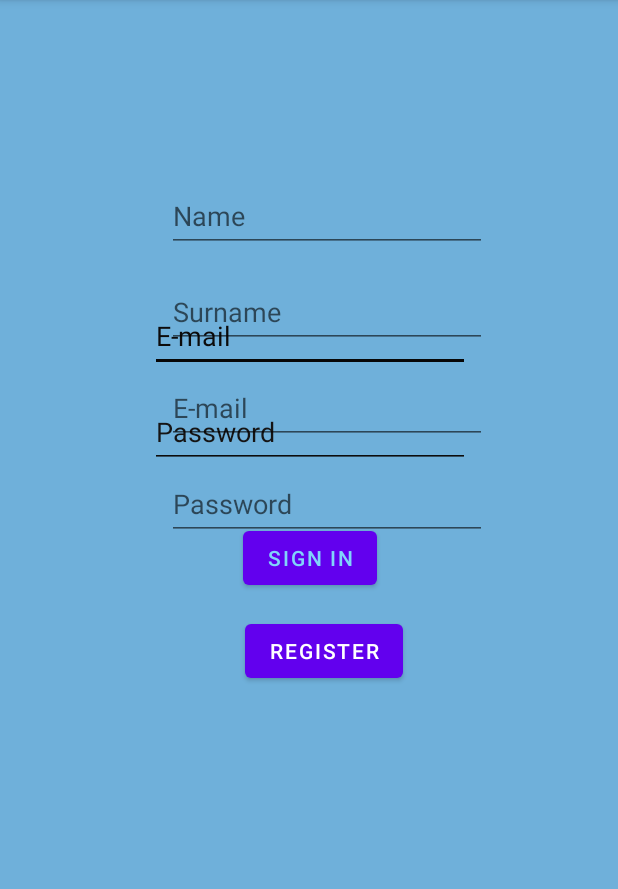
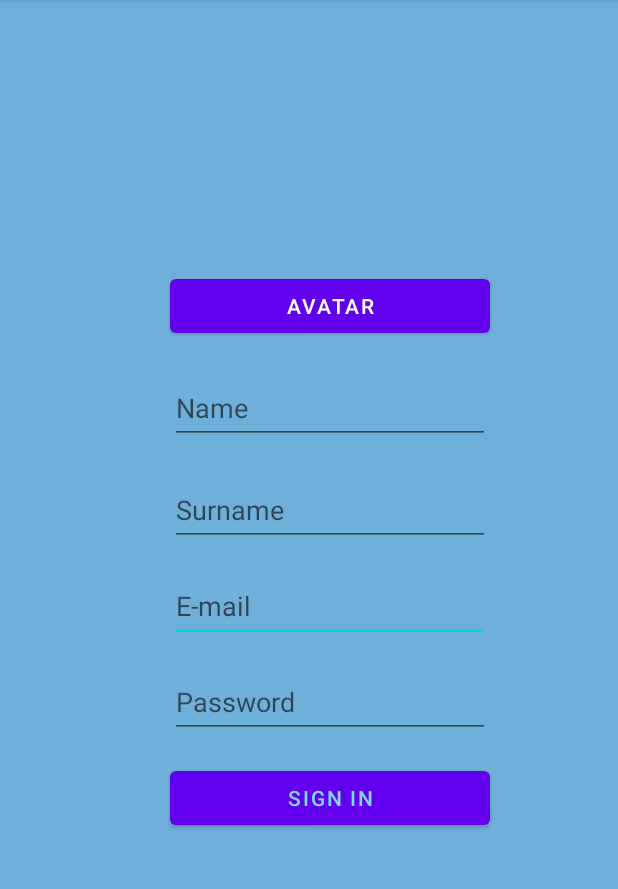
Before and after one commit to Joji-Moji/Log.Pass_without_BD, an Android app: the screen it shows after launch (MainActivity2), after a tap on "REGISTER", on a phone screen of 412 x 824 dp, the part 84-973 px from its top. Run offline under Robolectric (Android 15) with nearby library versions, the phone set to English and light mode, and no system bars.

Commit message:
problem with visible and resultCode

```diff
--- a/app/src/main/java/com/example/myfirsttestproj/Constance/Constance_key.kt
+++ b/app/src/main/java/com/example/myfirsttestproj/Constance/Constance_key.kt
@@ -1,6 +1,8 @@
 package com.example.myfirsttestproj.Constance
 
 object Constance_key {
-    const val keySingIn = "key"
-    const val keyRegister = "key1"
+    const val keySingIn = "signIn"
+    const val keyRegister = "register"
+    const val keyStateSignIn = "state1"
+    const val keyStateRegister = "state2"
 }
--- a/app/src/main/java/com/example/myfirsttestproj/MainActivity.kt
+++ b/app/src/main/java/com/example/myfirsttestproj/MainActivity.kt
@@ -9,9 +9,17 @@ import androidx.activity.result.ActivityResultLauncher
 import androidx.activity.result.contract.ActivityResultContracts
 import com.example.myfirsttestproj.Constance.Constance_key.keyRegister
 import com.example.myfirsttestproj.Constance.Constance_key.keySingIn
+import com.example.myfirsttestproj.Constance.Constance_key.keyStateSignIn
 import com.example.myfirsttestproj.databinding.ActivityMainBinding
 
 class MainActivity : AppCompatActivity() {
+
+    private var name = "empty"
+    private var surname = "empty"
+    private var email = "empty"
+    private var password = "empty"
+    private var avatarImageId = 0 // нужно для получения картинки, в папке drawble получаем числа поэтому Int
+
 
 private lateinit var viewBinding: ActivityMainBinding
 
@@ -26,14 +34,14 @@ private var launcherRegister: ActivityResultLauncher<Intent>? = null //созд
         launcherLogin = registerForActivityResult(ActivityResultContracts.StartActivityForResult()) {// регистрирует
                 result: ActivityResult ->
             if (result.resultCode == RESULT_OK) {//если всё окей то получит результат
-                val text = result.data?.getStringExtra("$keySingIn")
+                val text = result.data?.getStringExtra("$keySingIn", "$keyStateSignIn")
             }
         }
 
         launcherRegister = registerForActivityResult(ActivityResultContracts.StartActivityForResult()){// регистрирует
             result : ActivityResult ->
             if (result.resultCode == RESULT_OK){//если всё окей то получит результат
-                val text = result.data?.getStringExtra("$keyRegister")
+                val text = result.data?.getStringExtra("$keyRegister", "$keyRegister")
             }
         }
 
@@ -46,6 +54,5 @@ private var launcherRegister: ActivityResultLauncher<Intent>? = null //созд
 
     fun onClickRegister (view: View){
         launcherRegister?.launch(Intent(this, MainActivity2::class.java))
-
     }
 }
--- a/app/src/main/java/com/example/myfirsttestproj/MainActivity2.kt
+++ b/app/src/main/java/com/example/myfirsttestproj/MainActivity2.kt
@@ -4,9 +4,11 @@ import android.content.Intent
 import androidx.appcompat.app.AppCompatActivity
 import android.os.Bundle
 import android.view.View
+import com.example.myfirsttestproj.Constance.Constance_key
 import com.example.myfirsttestproj.Constance.Constance_key.keyRegister
 import com.example.myfirsttestproj.databinding.ActivityMain2Binding
 import com.example.myfirsttestproj.Constance.Constance_key.keySingIn
+import com.example.myfirsttestproj.Constance.Constance_key.keyState
 
 
 class MainActivity2 : AppCompatActivity() {
@@ -17,14 +19,8 @@ class MainActivity2 : AppCompatActivity() {
         super.onCreate(savedInstanceState)
         viewBanding2 = ActivityMain2Binding.inflate(layoutInflater)
         setContentView(viewBanding2.root)
-        val signIn = intent.getBooleanExtra("$keySingIn", true)
-        val register = intent.getBooleanExtra("$keyRegister", true)
-        when(signIn){
-            true -> viewBanding2.layoutSignIn.visibility = View.VISIBLE
-        }
-        when (register){
-            true -> viewBanding2.layoutRegister.visibility = View.VISIBLE
-        }
+        var signIn = intent.getStringExtra("$keySingIn")
+        val register = intent.getStringExtra("$keyRegister")
 
 
     }
@@ -34,9 +30,8 @@ class MainActivity2 : AppCompatActivity() {
         setResult(RESULT_OK, Intent())
         finish()
 
-    }fun onClickRegister(view: View){
-        Intent().putExtra("$keyRegister", "")
-        setResult(RESULT_OK, Intent())
-        finish()
+    }
+    fun onClickAvatar(view: View){
+        viewBanding2.imageView.visibility = View.VISIBLE
     }
 }
--- a/app/src/main/res/layout/activity_main.xml
+++ b/app/src/main/res/layout/activity_main.xml
@@ -9,28 +9,52 @@
 
     <Button
         android:id="@+id/buttonSignIn"
-        android:layout_width="wrap_content"
-        android:layout_height="wrap_content"
-        android:layout_marginTop="356dp"
+        android:layout_width="0dp"
+        android:layout_height="60dp"
+        android:layout_marginBottom="24dp"
         android:onClick="onClickSignIn"
         android:text="@string/buttonSignIn"
         android:textColor="#81D4FA"
-        app:layout_constraintEnd_toEndOf="parent"
+        app:layout_constraintBottom_toTopOf="@+id/buttonRegister"
+        app:layout_constraintEnd_toEndOf="@+id/buttonRegister"
         app:layout_constraintHorizontal_bias="0.498"
-        app:layout_constraintStart_toStartOf="parent"
-        app:layout_constraintTop_toTopOf="parent"
+        app:layout_constraintStart_toStartOf="@+id/buttonRegister"
         tools:ignore="TextContrastCheck" />
 
     <Button
         android:id="@+id/buttonRegister"
-        android:layout_width="wrap_content"
-        android:layout_height="wrap_content"
-        android:layout_marginTop="30dp"
+        android:layout_width="320dp"
+        android:layout_height="60dp"
+        android:layout_marginBottom="148dp"
         android:onClick="onClickRegister"
         android:text="@string/buttonRegister"
         android:textColor="#81D4FA"
+        app:layout_constraintBottom_toBottomOf="parent"
+        app:layout_constraintEnd_toEndOf="parent"
+        app:layout_constraintHorizontal_bias="0.498"
+        app:layout_constraintStart_toStartOf="parent"
+        tools:ignore="TextContrastCheck" />
+
+    <TextView
+        android:id="@+id/textInfo"
+        android:layout_width="0dp"
+        android:layout_height="wrap_content"
+        android:layout_marginBottom="32dp"
+        android:text="TextView"
+        android:textAlignment="center"
+        android:textSize="34sp"
+        app:layout_constraintBottom_toTopOf="@+id/buttonSignIn"
         app:layout_constraintEnd_toEndOf="@+id/buttonSignIn"
-        app:layout_constraintStart_toStartOf="@+id/buttonSignIn"
-        app:layout_constraintTop_toBottomOf="@+id/buttonSignIn"
-        tools:ignore="TextContrastCheck" />
+        app:layout_constraintStart_toStartOf="@+id/buttonSignIn" />
+
+    <ImageView
+        android:id="@+id/avatar"
+        android:layout_width="wrap_content"
+        android:layout_height="wrap_content"
+        android:layout_marginBottom="112dp"
+        app:layout_constraintBottom_toTopOf="@+id/textInfo"
+        app:layout_constraintEnd_toEndOf="@+id/textInfo"
+        app:layout_constraintHorizontal_bias="0.494"
+        app:layout_constraintStart_toStartOf="@+id/textInfo"
+        tools:srcCompat="@tools:sample/avatars" />
 </androidx.constraintlayout.widget.ConstraintLayout>
--- a/app/src/main/res/layout/activity_main2.xml
+++ b/app/src/main/res/layout/activity_main2.xml
@@ -7,111 +7,66 @@
     android:background="#6FB0DA"
     tools:context=".MainActivity2">
 
-    <androidx.constraintlayout.widget.ConstraintLayout
-        android:id="@+id/layoutSignIn"
-        android:layout_width="match_parent"
-        android:layout_height="match_parent"
-        android:visibility="gone">
-
-        <EditText
-            android:id="@+id/editEmail"
-            android:layout_width="wrap_content"
-            android:layout_height="wrap_content"
-            android:layout_marginTop="200dp"
-            android:backgroundTint="#070707"
-            android:ems="10"
-            android:foregroundTint="#A14394"
-            android:hint="@string/hintEmail"
-            android:importantForAutofill="no"
-            android:inputType="textEmailAddress"
-            android:minHeight="48dp"
-            android:textColorHint="#0C0B0B"
-            android:visibility="visible"
-            app:layout_constraintEnd_toEndOf="parent"
-            app:layout_constraintHorizontal_bias="0.502"
-            app:layout_constraintStart_toStartOf="parent"
-            app:layout_constraintTop_toTopOf="parent" />
-
-        <EditText
-            android:id="@+id/editPassword"
-            android:layout_width="wrap_content"
-            android:layout_height="wrap_content"
-            android:layout_marginTop="16dp"
-            android:backgroundTint="#0C0C0C"
-            android:ems="10"
-            android:hint="@string/hintPassword"
-            android:importantForAutofill="no"
-            android:inputType="textPassword"
-            android:minHeight="48dp"
-            android:textColorHint="#151414"
-            android:visibility="visible"
-            app:layout_constraintEnd_toEndOf="@+id/editEmail"
-            app:layout_constraintStart_toStartOf="@+id/editEmail"
-            app:layout_constraintTop_toBottomOf="@+id/editEmail"
-            tools:ignore="TextContrastCheck,TextContrastCheck" />
-
-        <Button
-            android:id="@+id/button3"
-            android:layout_width="wrap_content"
-            android:layout_height="wrap_content"
-            android:layout_marginTop="36dp"
-            android:onClick="onClickSignIn"
-            android:text="@string/buttonSignIn"
-            android:textColor="#81D4FA"
-            android:visibility="visible"
-            app:layout_constraintEnd_toEndOf="@+id/editPassword"
-            app:layout_constraintStart_toStartOf="@+id/editPassword"
-            app:layout_constraintTop_toBottomOf="@+id/editPassword"
-            tools:ignore="TextContrastCheck" />
-    </androidx.constraintlayout.widget.ConstraintLayout>
-
-    <androidx.constraintlayout.widget.ConstraintLayout
-        android:id="@+id/layoutRegister"
-        android:layout_width="match_parent"
-        android:layout_height="match_parent"
-        android:visibility="gone">
-
     <ImageView
         android:id="@+id/imageView"
         android:layout_width="wrap_content"
         android:layout_height="wrap_content"
-            android:layout_marginTop="60dp"
-            android:visibility="visible"
+        android:layout_marginTop="28dp"
+        android:contentDescription="@string/avatar"
+        android:visibility="invisible"
         app:layout_constraintEnd_toEndOf="parent"
+        app:layout_constraintHorizontal_bias="0.558"
         app:layout_constraintStart_toStartOf="parent"
         app:layout_constraintTop_toTopOf="parent"
         tools:srcCompat="@tools:sample/avatars" />
 
     <EditText
-            android:id="@+id/editTextTextEmailAddress2"
+        android:id="@+id/editE_mail"
         android:layout_width="wrap_content"
         android:layout_height="wrap_content"
-            android:layout_marginTop="16dp"
+        android:layout_marginTop="380dp"
         android:ems="10"
         android:hint="@string/hintEmail"
+        android:importantForAutofill="no"
         android:inputType="textEmailAddress"
         android:minHeight="48dp"
         android:visibility="visible"
-            app:layout_constraintEnd_toEndOf="@+id/editTextTextPersonName2"
-            app:layout_constraintStart_toStartOf="@+id/editTextTextPersonName2"
-            app:layout_constraintTop_toBottomOf="@+id/editTextTextPersonName2" />
+        app:layout_constraintEnd_toEndOf="parent"
+        app:layout_constraintHorizontal_bias="0.572"
+        app:layout_constraintStart_toStartOf="parent"
+        app:layout_constraintTop_toTopOf="parent" />
 
     <EditText
-            android:id="@+id/editTextTextPersonName2"
-            android:layout_width="wrap_content"
+        android:id="@+id/editSurname"
+        android:layout_width="0dp"
         android:layout_height="wrap_content"
-            android:layout_marginTop="16dp"
+        android:layout_marginTop="20dp"
         android:ems="10"
         android:hint="@string/hintSurName"
+        android:importantForAutofill="no"
         android:inputType="textPersonName"
         android:minHeight="48dp"
         android:visibility="visible"
-            app:layout_constraintEnd_toEndOf="@+id/editTextTextPersonName"
-            app:layout_constraintStart_toStartOf="@+id/editTextTextPersonName"
-            app:layout_constraintTop_toBottomOf="@+id/editTextTextPersonName" />
+        app:layout_constraintEnd_toEndOf="@+id/editName"
+        app:layout_constraintHorizontal_bias="0.0"
+        app:layout_constraintStart_toStartOf="@+id/editName"
+        app:layout_constraintTop_toBottomOf="@+id/editName" />
+
+    <Button
+        android:id="@+id/button2"
+        android:layout_width="0dp"
+        android:layout_height="wrap_content"
+        android:layout_marginBottom="20dp"
+        android:onClick="onClickAvatar"
+        android:text="@string/buttonAvatar"
+        android:visibility="visible"
+        app:layout_constraintBottom_toTopOf="@+id/editName"
+        app:layout_constraintEnd_toEndOf="@+id/editName"
+        app:layout_constraintHorizontal_bias="0.533"
+        app:layout_constraintStart_toStartOf="@+id/editName" />
 
     <EditText
-            android:id="@+id/editTextNumberPassword"
+        android:id="@+id/editPass"
         android:layout_width="wrap_content"
         android:layout_height="wrap_content"
         android:layout_marginTop="16dp"
@@ -120,37 +75,42 @@
         android:inputType="numberPassword"
         android:minHeight="48dp"
         android:visibility="visible"
-            app:layout_constraintEnd_toEndOf="@+id/editTextTextEmailAddress2"
-            app:layout_constraintStart_toStartOf="@+id/editTextTextEmailAddress2"
-            app:layout_constraintTop_toBottomOf="@+id/editTextTextEmailAddress2" />
+        app:layout_constraintEnd_toEndOf="@+id/editE_mail"
+        app:layout_constraintHorizontal_bias="0.0"
+        app:layout_constraintStart_toStartOf="@+id/editE_mail"
+        app:layout_constraintTop_toBottomOf="@+id/editE_mail"
+        tools:ignore="TextContrastCheck,TextContrastCheck"         />
 
     <EditText
-            android:id="@+id/editTextTextPersonName"
+        android:id="@+id/editName"
         android:layout_width="wrap_content"
         android:layout_height="wrap_content"
-            android:layout_marginTop="60dp"
+        android:layout_marginTop="248dp"
         android:ems="10"
         android:hint="@string/hintName"
+        android:importantForAutofill="no"
         android:inputType="textPersonName"
         android:minHeight="48dp"
         android:visibility="visible"
         app:layout_constraintEnd_toEndOf="parent"
-            app:layout_constraintHorizontal_bias="0.562"
+        app:layout_constraintHorizontal_bias="0.572"
         app:layout_constraintStart_toStartOf="parent"
-            app:layout_constraintTop_toBottomOf="@+id/imageView" />
+        app:layout_constraintTop_toTopOf="parent"
+        tools:ignore="TextContrastCheck" />
 
     <Button
-            android:id="@+id/button"
-            android:layout_width="wrap_content"
+        android:id="@+id/button3"
+        android:layout_width="0dp"
         android:layout_height="wrap_content"
-            android:layout_marginTop="50dp"
-            android:onClick="onClickRegister"
-            android:text="@string/buttonRegister"
+        android:layout_marginTop="16dp"
+        android:onClick="onClickSignIn"
+        android:text="@string/buttonSignIn"
+        android:textColor="#81D4FA"
         android:visibility="visible"
-            app:layout_constraintEnd_toEndOf="@+id/editTextNumberPassword"
-            app:layout_constraintHorizontal_bias="0.48"
-            app:layout_constraintStart_toStartOf="@+id/editTextNumberPassword"
-            app:layout_constraintTop_toBottomOf="@+id/editTextNumberPassword" />
-    </androidx.constraintlayout.widget.ConstraintLayout>
+        app:layout_constraintEnd_toEndOf="@+id/editPass"
+        app:layout_constraintHorizontal_bias="0.0"
+        app:layout_constraintStart_toStartOf="@+id/editPass"
+        app:layout_constraintTop_toBottomOf="@+id/editPass"
+        tools:ignore="TextContrastCheck" />
 
 </androidx.constraintlayout.widget.ConstraintLayout>
--- a/app/src/main/res/values/strings.xml
+++ b/app/src/main/res/values/strings.xml
@@ -6,6 +6,6 @@
     <string name="hintEmail">E-mail</string>
     <string name="hintName">Name</string>
     <string name="hintSurName">Surname</string>
-
-
+    <string name="buttonAvatar">Avatar</string>
+    <string name="avatar">Avatar</string>
 </resources>
```
Lines whose indentation alone changed are shown as unchanged.
